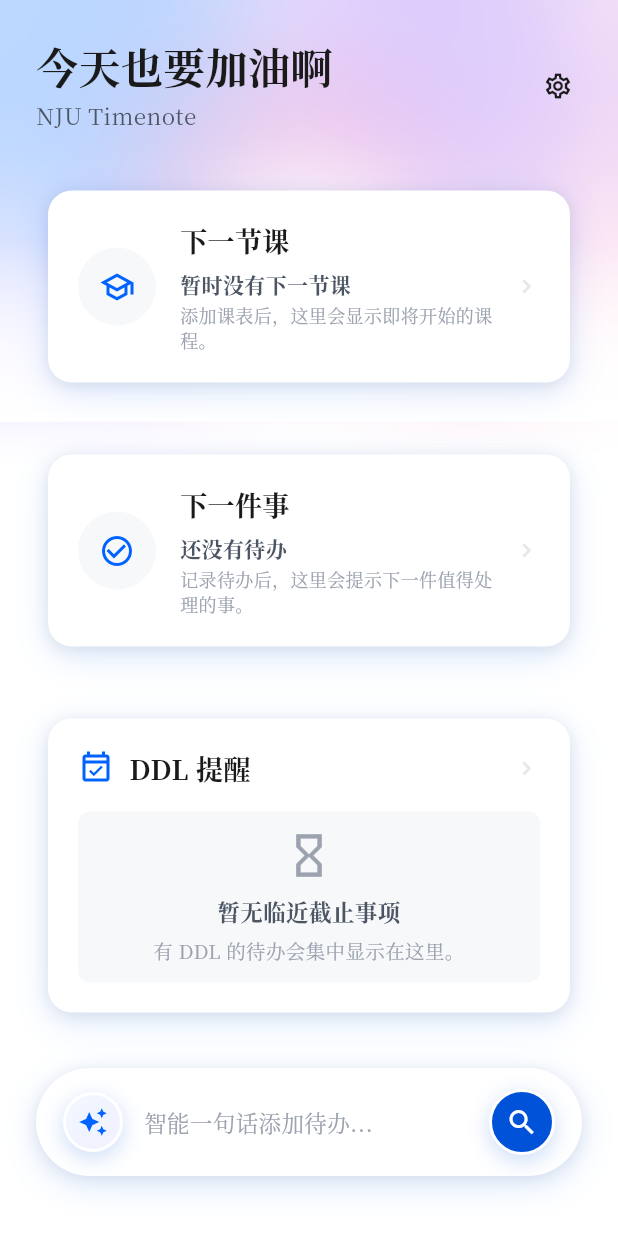
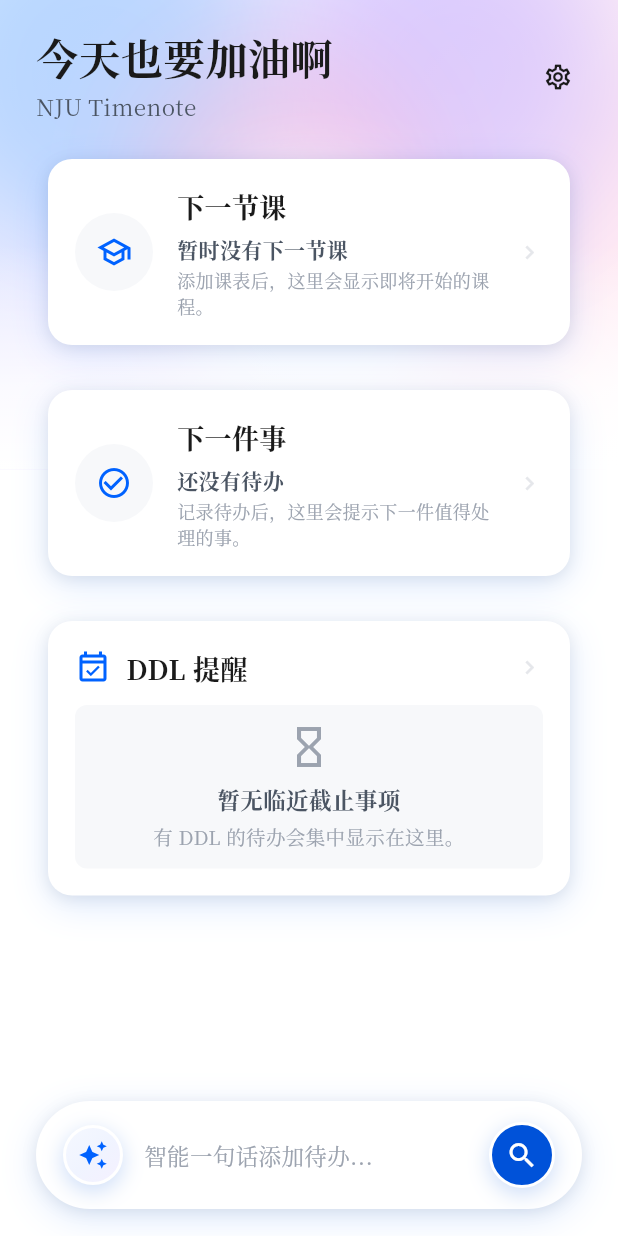
Before and after one commit to cloudymount789/NJU-Timenote, a Flutter app: the screen it shows after launch, on a phone screen of 412 x 824 dp. Run offline on Flutter 3.47's test engine with Material 3 defaults, Android fonts, the phone set to English and light mode, and no system bars; Roboto replaces fonts that are missing (Source Han Serif SC).

Commit message:
fix(home): tighten layout and correct bottom input shadow

```diff
--- a/frontend/lib/core/widgets/app_bottom_input_bar.dart
+++ b/frontend/lib/core/widgets/app_bottom_input_bar.dart
@@ -8,12 +8,14 @@ class AppBottomInputBar extends StatelessWidget {
     required this.onInputTap,
     required this.onSearchTap,
     required this.onQuickPickTap,
+    this.compact = false,
     super.key,
   });
 
   final VoidCallback onInputTap;
   final VoidCallback onSearchTap;
   final VoidCallback onQuickPickTap;
+  final bool compact;
 
   @override
   Widget build(BuildContext context) {
@@ -24,7 +26,10 @@ class AppBottomInputBar extends StatelessWidget {
         boxShadow: AppShadows.card,
       ),
       child: Padding(
-        padding: const EdgeInsets.symmetric(horizontal: 18, vertical: 14),
+        padding: EdgeInsets.symmetric(
+          horizontal: compact ? 14 : 18,
+          vertical: compact ? 10 : 14,
+        ),
         child: Row(
           children: [
             _CircleButton(
@@ -41,32 +46,37 @@ class AppBottomInputBar extends StatelessWidget {
                   Color(0xFFF5F0FF),
                 ],
               ),
+              size: compact ? 36 : 40,
+              iconSize: compact ? 18 : 20,
             ),
-            const SizedBox(width: 14),
+            SizedBox(width: compact ? 10 : 14),
             Expanded(
               child: InkWell(
                 onTap: onInputTap,
                 borderRadius: BorderRadius.circular(12),
-                child: const Padding(
-                  padding: EdgeInsets.symmetric(vertical: 10),
+                child: Padding(
+                  padding: EdgeInsets.symmetric(vertical: compact ? 8 : 10),
                   child: Text(
                     '智能一句话添加待办...',
                     maxLines: 1,
                     overflow: TextOverflow.ellipsis,
-                    style: TextStyle(color: AppColors.subtle, fontSize: 15),
+                    style: TextStyle(
+                      color: AppColors.subtle,
+                      fontSize: compact ? 14 : 15,
+                    ),
                   ),
                 ),
               ),
             ),
-            const SizedBox(width: 14),
+            SizedBox(width: compact ? 10 : 14),
             _CircleButton(
               icon: Icons.search,
               tooltip: '搜索待办',
               onTap: onSearchTap,
               foreground: Colors.white,
               color: const Color(0xFF0052D9),
-              size: 44,
-              iconSize: 22,
+              size: compact ? 40 : 44,
+              iconSize: compact ? 20 : 22,
             ),
           ],
         ),
--- a/frontend/lib/core/widgets/gradient_page_scaffold.dart
+++ b/frontend/lib/core/widgets/gradient_page_scaffold.dart
@@ -1,5 +1,4 @@
 import 'package:flutter/material.dart';
-import 'dart:ui';
 
 import '../../app/theme/app_colors.dart';
 
@@ -23,7 +22,7 @@ class GradientPageScaffold extends StatelessWidget {
             left: 0,
             right: 0,
             top: 0,
-            height: MediaQuery.sizeOf(context).height * 0.34,
+            height: MediaQuery.sizeOf(context).height * 0.38,
             child: const _TopGradientBackground(),
           ),
           SafeArea(top: safeTop, child: child),
@@ -89,22 +88,19 @@ class _TopGradientBackground extends StatelessWidget {
         Positioned(
           left: 0,
           right: 0,
-          bottom: -1,
-          height: 120,
-          child: BackdropFilter(
-            filter: ImageFilter.blur(sigmaX: 16, sigmaY: 16),
-            child: DecoratedBox(
+          bottom: 0,
+          height: 150,
+          child: const DecoratedBox(
             decoration: BoxDecoration(
               gradient: LinearGradient(
                 begin: Alignment.topCenter,
                 end: Alignment.bottomCenter,
                 colors: [
-                    Colors.white.withValues(alpha: 0),
-                    Colors.white.withValues(alpha: 0.76),
-                    Colors.white,
+                  Color(0x00FFFFFF),
+                  Color(0xCCFFFFFF),
+                  Color(0xFFFFFFFF),
                 ],
-                  stops: const [0, 0.58, 1],
-                ),
+                stops: [0, 0.64, 1],
               ),
             ),
           ),
--- a/frontend/lib/features/home/home_page.dart
+++ b/frontend/lib/features/home/home_page.dart
@@ -22,20 +22,42 @@ class HomePage extends StatelessWidget {
     final repositories = AppScope.repositoriesOf(context);
 
     return GradientPageScaffold(
-      child: Padding(
-        padding: const EdgeInsets.fromLTRB(
-          AppSpacing.pageX,
-          28,
-          AppSpacing.pageX,
-          AppSpacing.pageBottom,
-        ),
-        child: LayoutBuilder(
-          builder: (context, constraints) {
-            return SingleChildScrollView(
-              child: ConstrainedBox(
-                constraints: BoxConstraints(minHeight: constraints.maxHeight),
-                child: IntrinsicHeight(
+      child: LayoutBuilder(
+        builder: (context, constraints) {
+          final height = constraints.maxHeight;
+          final compact = height < 720;
+          final veryCompact = height < 650;
+          final horizontalPadding = veryCompact ? 18.0 : AppSpacing.pageX;
+          final topPadding = veryCompact
+              ? 8.0
+              : compact
+              ? 14.0
+              : 22.0;
+          final headerGap = veryCompact ? 12.0 : 18.0;
+          final cardGap = veryCompact
+              ? 8.0
+              : compact
+              ? 12.0
+              : 16.0;
+          final bottomInset = MediaQuery.viewInsetsOf(context).bottom;
+          final bottomGap = bottomInset > 0 ? 12.0 : 18.0;
+          final bottomBarHeight = compact ? 60.0 : 72.0;
+          final bottomReserve = bottomBarHeight + bottomGap + 14;
+
+          return Stack(
+            clipBehavior: Clip.none,
+            children: [
+              Positioned.fill(
+                bottom: bottomReserve,
+                child: Padding(
+                  padding: EdgeInsets.fromLTRB(
+                    horizontalPadding,
+                    topPadding,
+                    horizontalPadding,
+                    0,
+                  ),
                   child: Column(
+                    mainAxisSize: MainAxisSize.min,
                     children: [
                       AppHeader(
                         title: '今天也要加油啊',
@@ -49,7 +71,7 @@ class HomePage extends StatelessWidget {
                           size: 32,
                         ),
                       ),
-                      const SizedBox(height: 32),
+                      SizedBox(height: headerGap),
                       FutureBuilder<Course?>(
                         future: repositories.courses.getNextCourse(),
                         builder: (context, snapshot) {
@@ -58,6 +80,7 @@ class HomePage extends StatelessWidget {
                             title: '下一节课',
                             emptyTitle: '暂时没有下一节课',
                             emptyMessage: '添加课表后，这里会显示即将开始的课程。',
+                            compact: compact,
                             isLoading:
                                 snapshot.connectionState !=
                                 ConnectionState.done,
@@ -68,7 +91,7 @@ class HomePage extends StatelessWidget {
                           );
                         },
                       ),
-                      const SizedBox(height: 32),
+                      SizedBox(height: cardGap),
                       FutureBuilder<TodoItem?>(
                         future: repositories.todos.getNextTodo(),
                         builder: (context, snapshot) {
@@ -77,6 +100,7 @@ class HomePage extends StatelessWidget {
                             title: '下一件事',
                             emptyTitle: '还没有待办',
                             emptyMessage: '记录待办后，这里会提示下一件值得处理的事。',
+                            compact: compact,
                             isLoading:
                                 snapshot.connectionState !=
                                 ConnectionState.done,
@@ -87,13 +111,18 @@ class HomePage extends StatelessWidget {
                           );
                         },
                       ),
-                      const SizedBox(height: 32),
+                      SizedBox(height: cardGap),
                       FutureBuilder<List<TodoItem>>(
                         future: repositories.todos.getTodos(
                           const TodoFilter(onlyDeadline: true),
                         ),
                         builder: (context, snapshot) {
                           return AppCard(
+                            padding: EdgeInsets.all(compact ? 16 : 18),
+                            shadowPadding: const EdgeInsets.symmetric(
+                              horizontal: 8,
+                              vertical: 7,
+                            ),
                             onTap: () => Navigator.of(context).pushNamed(
                               AppRoutes.todos,
                               arguments: const TodoListRouteArgs(
@@ -126,10 +155,13 @@ class HomePage extends StatelessWidget {
                                     ),
                                   ],
                                 ),
-                                const SizedBox(height: 16),
+                                SizedBox(height: compact ? 10 : 12),
                                 Container(
                                   width: double.infinity,
-                                  padding: const EdgeInsets.all(12),
+                                  padding: EdgeInsets.symmetric(
+                                    horizontal: 12,
+                                    vertical: compact ? 10 : 12,
+                                  ),
                                   decoration: BoxDecoration(
                                     color: AppColors.surfaceSoft,
                                     borderRadius: BorderRadius.circular(8),
@@ -140,10 +172,8 @@ class HomePage extends StatelessWidget {
                                       ? const LoadingState()
                                       : snapshot.hasError
                                       ? const ErrorState(message: '无法读取截止提醒。')
-                                      : const EmptyState(
-                                          title: '暂无临近截止事项',
-                                          message: '有 DDL 的待办会集中显示在这里。',
-                                          icon: Icons.hourglass_empty_outlined,
+                                      : _CompactDeadlineEmptyState(
+                                          compact: compact,
                                         ),
                                 ),
                               ],
@@ -151,24 +181,26 @@ class HomePage extends StatelessWidget {
                           );
                         },
                       ),
-                      const Spacer(),
-                      const SizedBox(height: 24),
-                      AppBottomInputBar(
-                        onInputTap: () => showCreateTodoSheet(context),
-                        onSearchTap: () => Navigator.of(
-                          context,
-                        ).pushNamed(AppRoutes.todoSearch),
-                        onQuickPickTap: () => Navigator.of(
-                          context,
-                        ).pushNamed(AppRoutes.nextThing),
-                      ),
                     ],
                   ),
                 ),
               ),
-            );
-          },
-        ),
+              Positioned(
+                left: horizontalPadding,
+                right: horizontalPadding,
+                bottom: bottomGap + bottomInset,
+                child: AppBottomInputBar(
+                  compact: compact,
+                  onInputTap: () => showCreateTodoSheet(context),
+                  onSearchTap: () =>
+                      Navigator.of(context).pushNamed(AppRoutes.todoSearch),
+                  onQuickPickTap: () =>
+                      Navigator.of(context).pushNamed(AppRoutes.nextThing),
+                ),
+              ),
+            ],
+          );
+        },
       ),
     );
   }
@@ -180,6 +212,7 @@ class _HomeNavCard extends StatelessWidget {
     required this.title,
     required this.emptyTitle,
     required this.emptyMessage,
+    required this.compact,
     required this.isLoading,
     required this.hasError,
     required this.onTap,
@@ -189,6 +222,7 @@ class _HomeNavCard extends StatelessWidget {
   final String title;
   final String emptyTitle;
   final String emptyMessage;
+  final bool compact;
   final bool isLoading;
   final bool hasError;
   final VoidCallback onTap;
@@ -197,11 +231,13 @@ class _HomeNavCard extends StatelessWidget {
   Widget build(BuildContext context) {
     return AppCard(
       onTap: onTap,
+      padding: EdgeInsets.all(compact ? 16 : 18),
+      shadowPadding: const EdgeInsets.symmetric(horizontal: 8, vertical: 7),
       child: Row(
         children: [
           Container(
-            width: 52,
-            height: 52,
+            width: compact ? 46 : 52,
+            height: compact ? 46 : 52,
             decoration: const BoxDecoration(
               color: AppColors.surfaceSoft,
               shape: BoxShape.circle,
@@ -224,7 +260,7 @@ class _HomeNavCard extends StatelessWidget {
                           fontWeight: FontWeight.w700,
                         ),
                       ),
-                      const SizedBox(height: 6),
+                      SizedBox(height: compact ? 4 : 6),
                       Text(
                         emptyTitle,
                         maxLines: 1,
@@ -235,7 +271,7 @@ class _HomeNavCard extends StatelessWidget {
                           fontWeight: FontWeight.w600,
                         ),
                       ),
-                      const SizedBox(height: 2),
+                      SizedBox(height: compact ? 1 : 2),
                       Text(
                         emptyMessage,
                         maxLines: 2,
@@ -255,3 +291,41 @@ class _HomeNavCard extends StatelessWidget {
     );
   }
 }
+
+class _CompactDeadlineEmptyState extends StatelessWidget {
+  const _CompactDeadlineEmptyState({required this.compact});
+
+  final bool compact;
+
+  @override
+  Widget build(BuildContext context) {
+    return Column(
+      mainAxisSize: MainAxisSize.min,
+      children: [
+        Icon(
+          Icons.hourglass_empty_outlined,
+          size: compact ? 28 : 32,
+          color: AppColors.subtle,
+        ),
+        SizedBox(height: compact ? 6 : 8),
+        const Text(
+          '暂无临近截止事项',
+          textAlign: TextAlign.center,
+          style: TextStyle(
+            color: AppColors.muted,
+            fontSize: 15,
+            fontWeight: FontWeight.w600,
+          ),
+        ),
+        SizedBox(height: compact ? 3 : 5),
+        const Text(
+          '有 DDL 的待办会集中显示在这里。',
+          textAlign: TextAlign.center,
+          maxLines: 1,
+          overflow: TextOverflow.ellipsis,
+          style: TextStyle(color: AppColors.subtle, fontSize: 13),
+        ),
+      ],
+    );
+  }
+}
```
Also changed, not shown: 3 other files. Lines whose indentation alone changed are shown as unchanged.
